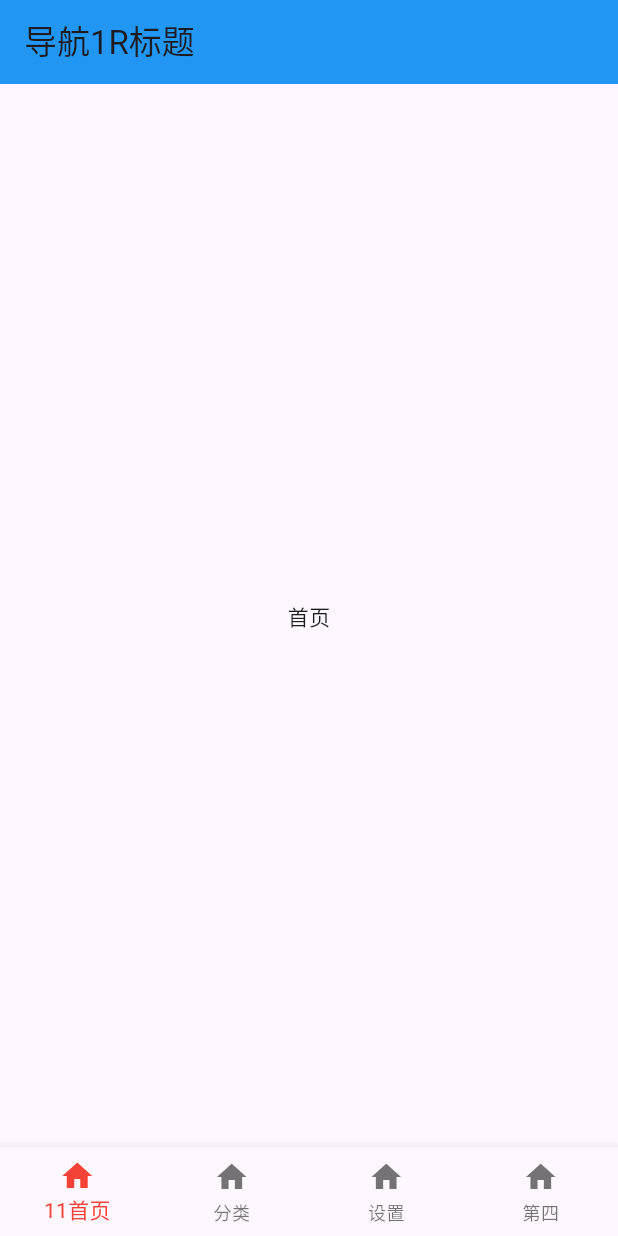
After one commit to sven713/TestFlutter, a Flutter app: the screen it shows after launch, on a phone screen of 412 x 824 dp. The commit adds this screen. Run offline on Flutter 3.47's test engine with Material 3 defaults, Android fonts, the phone set to English and light mode, and no system bars.

Commit message:
P33 tabbar detail

```diff
--- /dev/null
+++ b/lib/pages/tabs.dart
@@ -0,0 +1,49 @@
+import 'package:flutter/material.dart';
+import 'package:flutterdemo001/pages/tabs/home.dart';
+
+import './tabs/setting.dart';
+import './tabs/category.dart';
+// import 'package:flutterdemo001/pages/tabs/setting.dart;
+// import 'package:flutterdemo001/pages/tabs/category.dart;
+
+
+
+class Tabs extends StatefulWidget {
+  const Tabs({super.key});
+
+  @override
+  State<Tabs> createState() => _TabsState();
+}
+
+class _TabsState extends State<Tabs> {
+  int _currentIdx = 0;
+  List<Widget> _pages = [
+    HomePage(),
+    CategoryPage(),
+    SettingPage(),
+    CategoryPage(),
+  ];
+  @override
+  Widget build(BuildContext context) {
+    return Scaffold(
+      appBar: AppBar(title: Text('导航1R标题'), backgroundColor: Colors.blue),
+      body: _pages[_currentIdx],
+      bottomNavigationBar: BottomNavigationBar(
+        currentIndex: _currentIdx,
+        type: BottomNavigationBarType.fixed,
+        fixedColor: Colors.red,
+        onTap: (index) {
+          setState(() {
+            _currentIdx = index;
+          });
+        },
+        items: [
+          BottomNavigationBarItem(icon: Icon(Icons.home), label: '11首页'),
+          BottomNavigationBarItem(icon: Icon(Icons.home), label: '分类'),
+          BottomNavigationBarItem(icon: Icon(Icons.home), label: '设置'),
+          BottomNavigationBarItem(icon: Icon(Icons.home), label: '第四'),
+        ],
+      ),
+    );
+  }
+}
--- /dev/null
+++ b/lib/pages/tabs/home.dart
@@ -0,0 +1,19 @@
+import 'package:flutter/material.dart';
+
+
+
+class HomePage extends StatefulWidget {
+  const HomePage({super.key});
+
+  @override
+  State<HomePage> createState() => _HomePageState();
+}
+
+class _HomePageState extends State<HomePage> {
+  @override
+  Widget build(BuildContext context) {
+    return Center(
+      child: Text('首页'),
+    );
+  }
+}
```
Also changed, not shown: lib/main.dart (+1 -41 lines), lib/pages/tabs/category.dart (added, +18 -0 lines), lib/pages/tabs/setting.dart (added, +17 -0 lines).
